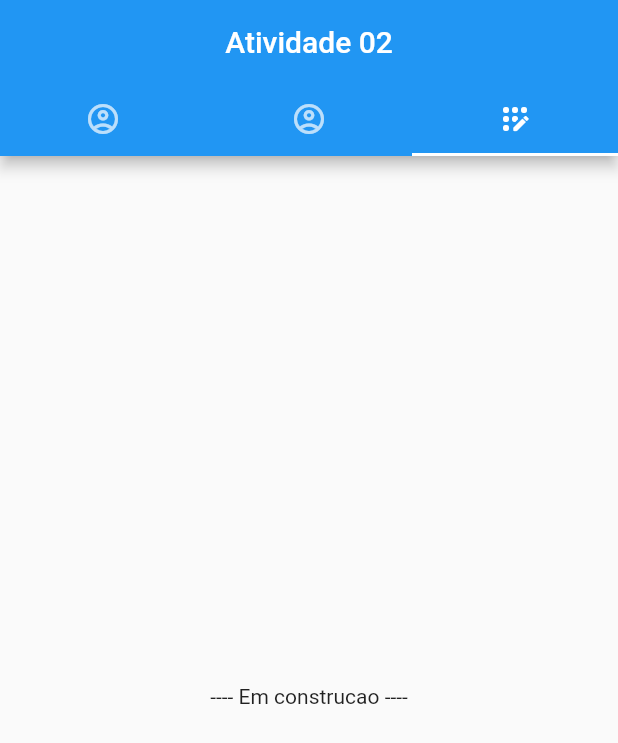
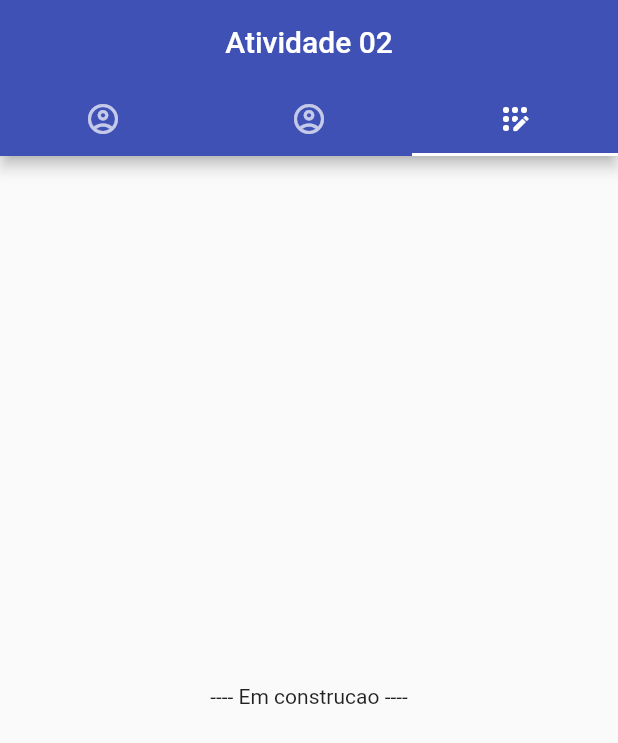
Before and after one commit to aaa1101/atvs-SI700, a Flutter app: the screen it shows after launch, tab 3 chosen, on a phone screen of 412 x 824 dp. Shown: the top 743 px of the screen. Run offline on Flutter 3.47's test engine with Material 2 defaults, Android fonts, the phone set to English and light mode, and no system bars.

Commit message:
base da pagina de apresentacao

```diff
--- a/atv02/lib/main.dart
+++ b/atv02/lib/main.dart
@@ -1,6 +1,5 @@
 import 'package:flutter/material.dart';
-import 'screens/aluno1.dart';
-import 'screens/aluno2.dart';
+import 'screens/aluno.dart';
 import 'screens/cadastro.dart';
 
 void main() {
@@ -15,7 +14,7 @@ class MyApp extends StatelessWidget {
     return MaterialApp(
       title: 'Atividade 02',
       theme: ThemeData(
-        primarySwatch: Colors.blue,
+        primarySwatch: Colors.indigo,
       ),
       home: DefaultTabController(
         length: 3,
@@ -31,8 +30,8 @@ class MyApp extends StatelessWidget {
             title: const Center(child: Text("Atividade 02")),
           ),
           body: const TabBarView(children: [
-            Aluno1(),
-            Aluno2(),
+            Aluno(),
+            Aluno(),
             Cadastro(),
           ]),
         ),
```
Also changed, not shown: atv02/lib/screens/aluno.dart (added, +56 -0 lines), atv02/lib/screens/aluno1.dart (deleted, +0 -10 lines), atv02/lib/screens/aluno2.dart (deleted, +0 -10 lines), atv02/img/img1.png (added).
